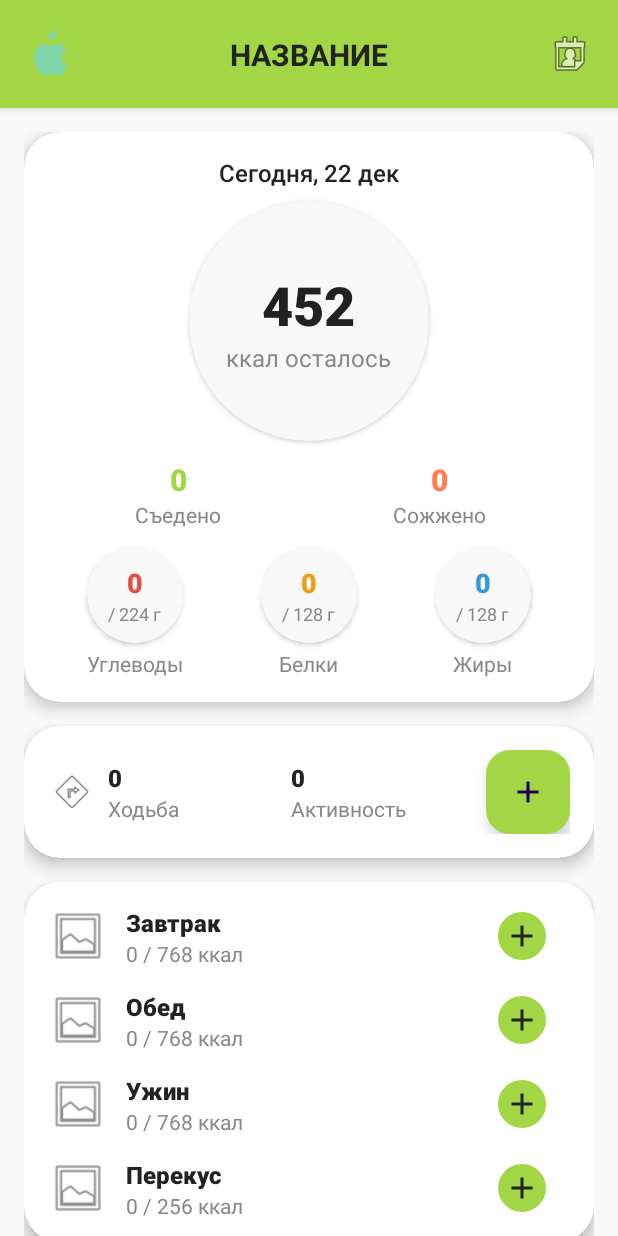
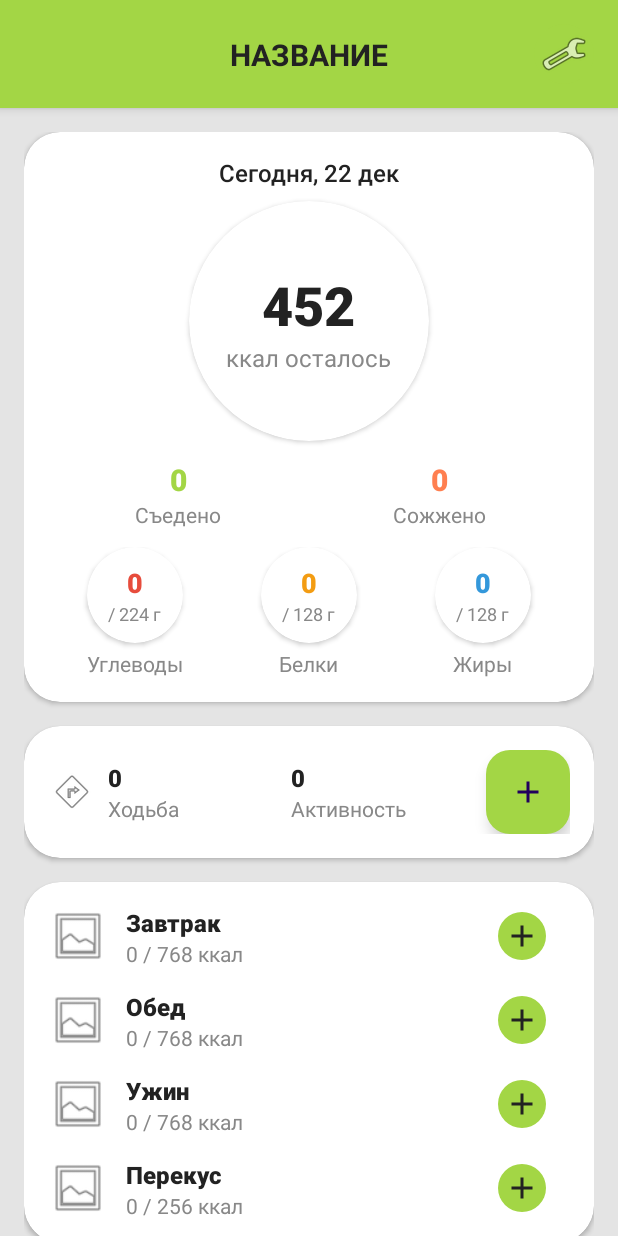
Before and after one commit to Hart1404/miniature-octo-couscous, an Android app: the screen it shows after launch (MainActivity), on a phone screen of 412 x 824 dp. Run offline under Robolectric (Android 15) with nearby library versions, the phone set to English and light mode, and no system bars.

Commit message:
Фон серым

```diff
--- /dev/null
+++ b/app/src/main/res/drawable/ripple_circle.xml
@@ -0,0 +1,9 @@
+<?xml version="1.0" encoding="utf-8"?>
+<ripple xmlns:android="http://schemas.android.com/apk/res/android"
+    android:color="@color/ripple_color">
+    <item android:id="@android:id/mask">
+        <shape android:shape="oval">
+            <solid android:color="#FFFFFFFF"/>
+        </shape>
+    </item>
+</ripple>
--- a/app/src/main/res/layout/activity_main.xml
+++ b/app/src/main/res/layout/activity_main.xml
@@ -4,7 +4,7 @@
     xmlns:tools="http://schemas.android.com/tools"
     android:layout_width="match_parent"
     android:layout_height="match_parent"
-    android:background="#F8F8F8"
+    android:background="#E4E4E4"
     tools:context=".MainActivity">
 
     <!-- Верхняя панель -->
@@ -17,21 +17,12 @@
         app:cardBackgroundColor="#A3D645"
         app:layout_constraintTop_toTopOf="parent"
         app:layout_constraintStart_toStartOf="parent"
-        app:layout_constraintEnd_toEndOf="parent">
+        app:layout_constraintEnd_toEndOf="parent"
+        android:backgroundTint="#A3D645">
 
         <androidx.constraintlayout.widget.ConstraintLayout
             android:layout_width="match_parent"
             android:layout_height="match_parent">
-
-            <ImageView
-                android:id="@+id/logo"
-                android:layout_width="32dp"
-                android:layout_height="32dp"
-                android:src="@drawable/ic_apple"
-                app:layout_constraintStart_toStartOf="parent"
-                app:layout_constraintTop_toTopOf="parent"
-                app:layout_constraintBottom_toBottomOf="parent"
-                android:layout_marginStart="16dp" />
 
             <TextView
                 android:id="@+id/appTitle"
@@ -44,15 +35,22 @@
                 android:fontFamily="sans-serif"
                 app:layout_constraintTop_toTopOf="parent"
                 app:layout_constraintBottom_toBottomOf="parent"
-                app:layout_constraintStart_toEndOf="@id/logo"
-                app:layout_constraintEnd_toStartOf="@id/calendar"
+                app:layout_constraintStart_toStartOf="parent"
+                app:layout_constraintEnd_toEndOf="parent"
                 app:layout_constraintHorizontal_bias="0.5" />
 
-            <ImageView
-                android:id="@+id/calendar"
-                android:layout_width="32dp"
-                android:layout_height="32dp"
-                android:src="@android:drawable/ic_menu_my_calendar"
+            <androidx.appcompat.widget.AppCompatImageButton
+                android:id="@+id/settingsButton"
+                android:layout_width="40dp"
+                android:layout_height="40dp"
+                android:background="@drawable/bg_green_circle"
+                android:src="@android:drawable/ic_menu_manage"
+                android:contentDescription="Настройки"
+                android:scaleType="center"
+                android:padding="0dp"
+                android:clickable="true"
+                android:focusable="true"
+                android:foreground="@drawable/ripple_circle"
                 app:layout_constraintEnd_toEndOf="parent"
                 app:layout_constraintTop_toTopOf="parent"
                 app:layout_constraintBottom_toBottomOf="parent"
@@ -65,6 +63,7 @@
         android:id="@+id/scrollView"
         android:layout_width="0dp"
         android:layout_height="0dp"
+        android:scrollbars="none"
         app:layout_constraintTop_toBottomOf="@id/appBar"
         app:layout_constraintBottom_toBottomOf="parent"
         app:layout_constraintStart_toStartOf="parent"
@@ -81,7 +80,6 @@
                 android:layout_width="match_parent"
                 android:layout_height="wrap_content"
                 app:cardCornerRadius="24dp"
-                app:cardElevation="6dp"
                 android:layout_marginBottom="16dp"
                 android:backgroundTint="#FFF">
 
@@ -109,7 +107,7 @@
                         app:cardCornerRadius="80dp"
                         app:cardElevation="2dp"
                         android:layout_gravity="center_horizontal"
-                        android:backgroundTint="#F8F8F8">
+                        android:backgroundTint="#FFF">
                         <LinearLayout
                             android:layout_width="match_parent"
                             android:layout_height="match_parent"
@@ -207,7 +205,7 @@
                                 android:layout_height="64dp"
                                 app:cardCornerRadius="32dp"
                                 app:cardElevation="2dp"
-                                android:backgroundTint="#F8F8F8">
+                                android:backgroundTint="#FFF">
                                 <LinearLayout
                                     android:layout_width="match_parent"
                                     android:layout_height="match_parent"
@@ -251,7 +249,7 @@
                                 android:layout_height="64dp"
                                 app:cardCornerRadius="32dp"
                                 app:cardElevation="2dp"
-                                android:backgroundTint="#F8F8F8">
+                                android:backgroundTint="#FFF">
                                 <LinearLayout
                                     android:layout_width="match_parent"
                                     android:layout_height="match_parent"
@@ -295,7 +293,7 @@
                                 android:layout_height="64dp"
                                 app:cardCornerRadius="32dp"
                                 app:cardElevation="2dp"
-                                android:backgroundTint="#F8F8F8">
+                                android:backgroundTint="#FFF">
                                 <LinearLayout
                                     android:layout_width="match_parent"
                                     android:layout_height="match_parent"
@@ -337,7 +335,6 @@
                 android:layout_width="match_parent"
                 android:layout_height="wrap_content"
                 app:cardCornerRadius="24dp"
-                app:cardElevation="6dp"
                 android:layout_marginBottom="16dp"
                 android:backgroundTint="#FFF">
 
@@ -414,7 +411,6 @@
                 android:layout_width="match_parent"
                 android:layout_height="wrap_content"
                 app:cardCornerRadius="24dp"
-                app:cardElevation="6dp"
                 android:layout_marginBottom="16dp"
                 android:backgroundTint="#FFF">
                 <LinearLayout
@@ -472,7 +468,7 @@
                             android:padding="0dp"
                             android:clickable="true"
                             android:focusable="true"
-                            android:foreground="?attr/selectableItemBackgroundBorderless"
+                            android:foreground="@drawable/ripple_circle"
                             app:layout_constraintEnd_toEndOf="parent"
                             app:layout_constraintTop_toTopOf="parent"
                             app:layout_constraintBottom_toBottomOf="parent"
@@ -528,7 +524,7 @@
                             android:padding="0dp"
                             android:clickable="true"
                             android:focusable="true"
-                            android:foreground="?attr/selectableItemBackgroundBorderless"
+                            android:foreground="@drawable/ripple_circle"
                             app:layout_constraintEnd_toEndOf="parent"
                             app:layout_constraintTop_toTopOf="parent"
                             app:layout_constraintBottom_toBottomOf="parent"
@@ -584,7 +580,7 @@
                             android:padding="0dp"
                             android:clickable="true"
                             android:focusable="true"
-                            android:foreground="?attr/selectableItemBackgroundBorderless"
+                            android:foreground="@drawable/ripple_circle"
                             app:layout_constraintEnd_toEndOf="parent"
                             app:layout_constraintTop_toTopOf="parent"
                             app:layout_constraintBottom_toBottomOf="parent"
@@ -640,7 +636,7 @@
                             android:padding="0dp"
                             android:clickable="true"
                             android:focusable="true"
-                            android:foreground="?attr/selectableItemBackgroundBorderless"
+                            android:foreground="@drawable/ripple_circle"
                             app:layout_constraintEnd_toEndOf="parent"
                             app:layout_constraintTop_toTopOf="parent"
                             app:layout_constraintBottom_toBottomOf="parent"
--- a/app/src/main/res/values/colors.xml
+++ b/app/src/main/res/values/colors.xml
@@ -7,4 +7,5 @@
     <color name="teal_700">#FF018786</color>
     <color name="black">#FF000000</color>
     <color name="white">#FFFFFFFF</color>
+    <color name="ripple_color">#22000000</color>
 </resources>
```
